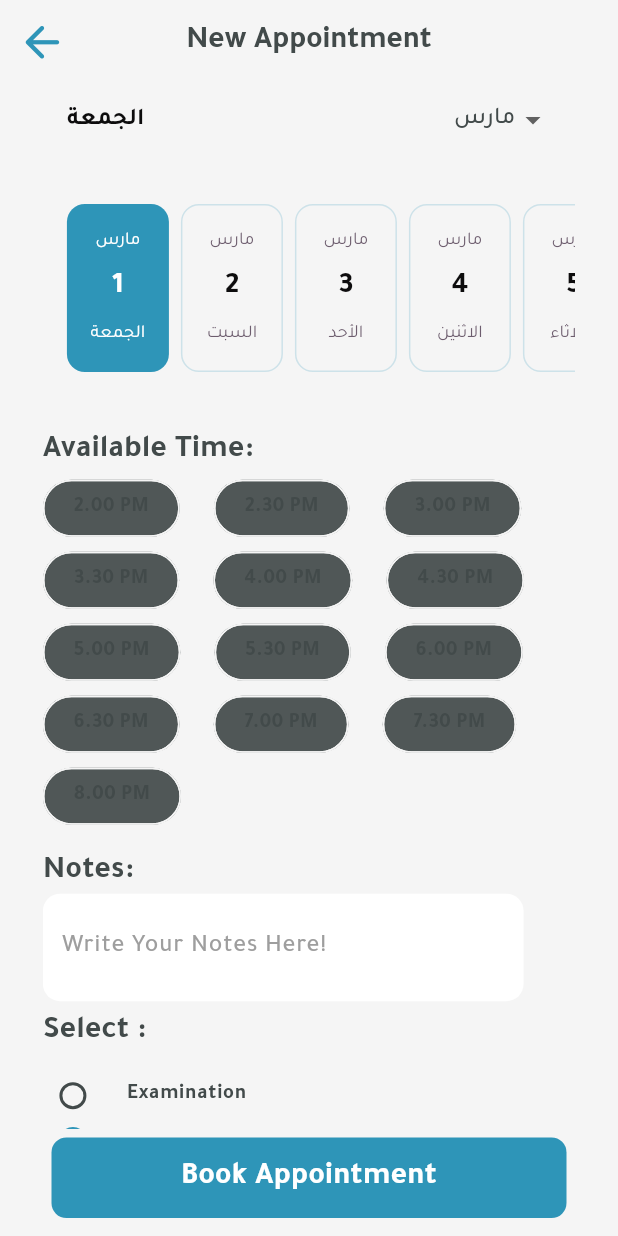
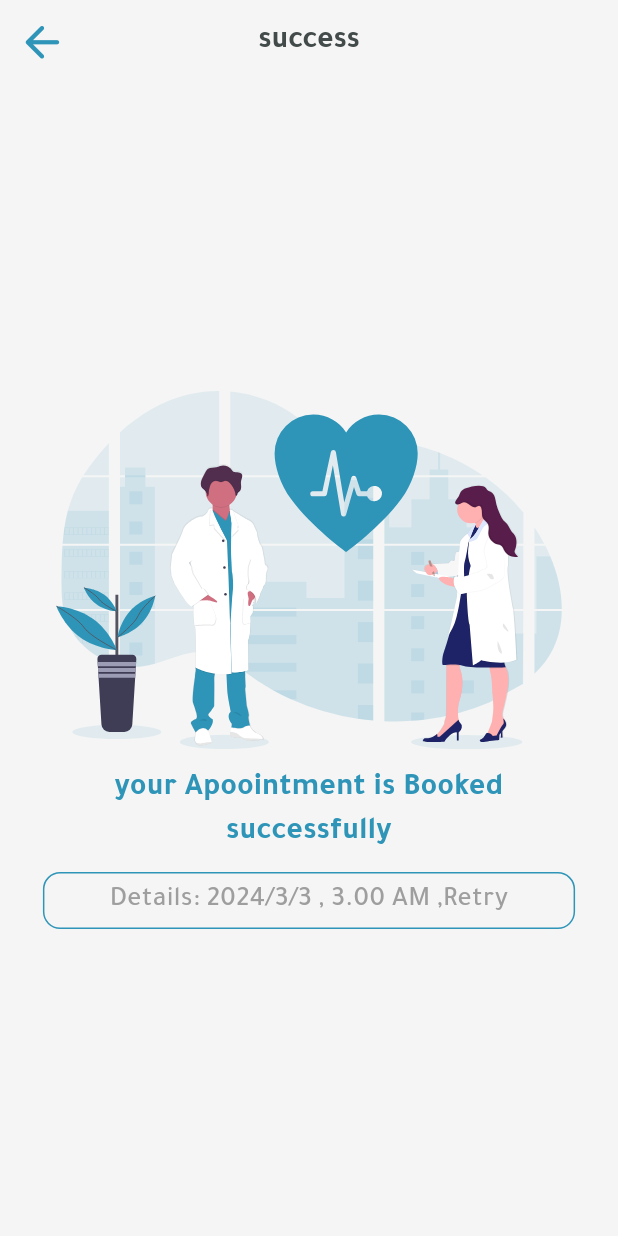
Before and after one commit to ahmednabil0/cli_tech, a Flutter app: the BookAppointment screen opened by its route, after a tap on "Book Appointment", on a phone screen of 412 x 824 dp. Run offline on Flutter 3.47's test engine with Material 3 defaults, Android fonts, the phone set to English and light mode, and no system bars; drawn by our look-alikes of easy_date_timeline; our stand-ins replace animated_custom_dropdown, animated_splash_screen, dio, flutter_bloc, flutter_screenutil, flutter_spinkit and 7 more; missing offline and left inert: qr_code_scanner; accounts and stored records are empty; project files that could hold a hidden picture were left out.

Commit message:
"ahmed nabil" my first task today [done]
2024/03/01

```diff
--- a/lib/core/constants/app_const.dart
+++ b/lib/core/constants/app_const.dart
@@ -18,6 +18,7 @@ class AppConstants {
   static const String signUp = 'assets/svg/sign_up.svg';
   static const String qr = 'assets/svg/qr.svg';
   static const String pending = 'assets/svg/pending.svg';
+  static const String booked = 'assets/svg/booked.svg';
 
   static double ultraText = 22.sp;
   static double extraText = 20.sp;
--- a/lib/core/routes/app_routes.dart
+++ b/lib/core/routes/app_routes.dart
@@ -7,7 +7,8 @@ import 'package:gradution_project/features/auth/view_model/login_cubit/login_cub
 import 'package:gradution_project/features/auth/view_model/sign_up_cubit/sign_up_cubit.dart';
 import 'package:gradution_project/features/intro/selct_role_page.dart';
 import 'package:gradution_project/features/patient/appointments/view/screens/make_appointment_page.dart';
-import 'package:gradution_project/features/patient/appointments/view_model/cubit/appointment_cubit.dart';
+import 'package:gradution_project/features/patient/appointments/view/screens/sucess_book_pafe.dart';
+import 'package:gradution_project/features/patient/appointments/view_model/appointment/appointment_bloc.dart';
 import 'package:gradution_project/features/patient/home/view/screens/bottom_nav.dart';
 import 'package:gradution_project/features/patient/home/view_model/cubit/home_cubit.dart';
 import 'package:gradution_project/features/patient/pending_screen.dart';
@@ -24,6 +25,7 @@ class Routes {
   static const String pendingPage = '/pending';
   static const String homePage = '/homePage';
   static const String bookAppointmentPage = '/bookAppointment';
+  static const String scussesBookingPage = '/scussesBooking';
 }
 
 class AppRoutes {
@@ -77,9 +79,13 @@ class AppRoutes {
       case Routes.bookAppointmentPage:
         return MaterialPageRoute(
           builder: (_) => BlocProvider(
-            create: (context) => sl<AppointmentCubit>()..init(),
-            child: BookAppointment(),
+            create: (context) => sl<AppointmentCubit>()..initDisabledDays(),
+            child: const BookAppointment(),
           ),
+        );
+      case Routes.scussesBookingPage:
+        return MaterialPageRoute(
+          builder: (_) => const SucessBooking(),
         );
 
       default:
--- a/lib/core/services/services_locator.dart
+++ b/lib/core/services/services_locator.dart
@@ -4,7 +4,7 @@ import 'package:gradution_project/core/db/api/api_consumer.dart';
 import 'package:gradution_project/core/db/api/dio_consumer.dart';
 import 'package:gradution_project/features/auth/view_model/login_cubit/login_cubit_cubit.dart';
 import 'package:gradution_project/features/auth/view_model/sign_up_cubit/sign_up_cubit.dart';
-import 'package:gradution_project/features/patient/appointments/view_model/cubit/appointment_cubit.dart';
+import 'package:gradution_project/features/patient/appointments/view_model/appointment/appointment_bloc.dart';
 import 'package:gradution_project/features/patient/home/view_model/cubit/home_cubit.dart';
 import '../app_bloc/app_bloc_cubit.dart';
 import '../db/cache/cache_helper.dart';
--- /dev/null
+++ b/lib/core/widgets/buld_app_bar.dart
@@ -0,0 +1,33 @@
+import 'package:flutter/material.dart';
+import 'package:flutter_screenutil/flutter_screenutil.dart';
+import 'package:gradution_project/core/constants/app_colors.dart';
+import 'package:gradution_project/core/constants/app_const.dart';
+import 'package:gradution_project/core/routes/navigate.dart';
+import 'package:gradution_project/core/widgets/text.dart';
+
+AppBar buildAppBar(
+  String? title,
+  BuildContext context,
+) {
+  return AppBar(
+    backgroundColor: Colors.transparent,
+    centerTitle: true,
+    leading: IconButton(
+      onPressed: () {
+        navigatePop(
+          context: context,
+        );
+      },
+      icon: Icon(
+        Icons.arrow_back_rounded,
+        color: AppColors.scColor,
+        size: 30.w,
+      ),
+    ),
+    title: appText(
+      txt: title ?? '',
+      size: AppConstants.largeText,
+      fw: FontWeight.w600,
+    ),
+  );
+}
--- a/lib/features/patient/appointments/view/screens/make_appointment_page.dart
+++ b/lib/features/patient/appointments/view/screens/make_appointment_page.dart
@@ -3,14 +3,16 @@ import 'package:flutter_bloc/flutter_bloc.dart';
 import 'package:flutter_screenutil/flutter_screenutil.dart';
 import 'package:gradution_project/core/constants/app_colors.dart';
 import 'package:gradution_project/core/constants/app_const.dart';
+import 'package:gradution_project/core/routes/app_routes.dart';
 import 'package:gradution_project/core/routes/navigate.dart';
+import 'package:gradution_project/core/widgets/buld_app_bar.dart';
 import 'package:gradution_project/core/widgets/button.dart';
 import 'package:gradution_project/core/widgets/sized_box.dart';
 import 'package:gradution_project/core/widgets/space.dart';
 import 'package:gradution_project/core/widgets/text.dart';
 import 'package:gradution_project/core/widgets/tff.dart';
-import 'package:gradution_project/features/patient/appointments/view_model/cubit/appointment_cubit.dart';
-import 'package:gradution_project/features/patient/appointments/view_model/cubit/appointment_state.dart';
+import 'package:gradution_project/features/patient/appointments/view_model/appointment/appointment_bloc.dart';
+
 import 'package:easy_date_timeline/easy_date_timeline.dart';
 
 class BookAppointment extends StatelessWidget {
@@ -29,12 +31,15 @@ class BookAppointment extends StatelessWidget {
                 crossAxisAlignment: CrossAxisAlignment.start,
                 children: [
                   EasyDateTimeLine(
-                    initialDate: DateTime.now(),
+                    initialDate:
+                        BlocProvider.of<AppointmentCubit>(context).currentDate,
                     onDateChange: (selectedDate) {
-                      //`selectedDate` the new date selected.
+                      BlocProvider.of<AppointmentCubit>(context).updateDateTime(
+                        selectedDate,
+                      );
                     },
                     dayProps: EasyDayProps(
-                      borderColor: AppColors.scColor.withOpacity(0.2),
+                      borderColor: AppColors.scColor.withOpacity(0.3),
                     ),
                     activeColor: AppColors.scColor,
                     disabledDates: BlocProvider.of<AppointmentCubit>(context)
@@ -110,9 +115,59 @@ class BookAppointment extends StatelessWidget {
                     size: AppConstants.largeText,
                     fw: FontWeight.w600,
                   ),
-                  SizedBox(
-                    height: 50.h,
-                    child: const MyRadioButtonWidget(),
+                  BlocBuilder<AppointmentCubit, AppointmentState>(
+                    builder: (context, state) {
+                      return SizedBox(
+                        height: 50.h,
+                        child: Column(
+                          crossAxisAlignment: CrossAxisAlignment.start,
+                          children: [
+                            Expanded(
+                              child: RadioListTile(
+                                contentPadding: const EdgeInsets.all(0),
+                                title: appText(
+                                    txt: 'Examination',
+                                    align: TextAlign.start,
+                                    size: AppConstants.verySmallText,
+                                    fw: FontWeight.w600),
+                                activeColor: AppColors.scColor,
+                                value:
+                                    BlocProvider.of<AppointmentCubit>(context)
+                                        .examinationvalue,
+                                groupValue:
+                                    BlocProvider.of<AppointmentCubit>(context)
+                                        .selectedRole,
+                                onChanged: (value) {
+                                  BlocProvider.of<AppointmentCubit>(context)
+                                      .updateRadioButton(value.toString());
+                                },
+                              ),
+                            ),
+                            Expanded(
+                              child: RadioListTile(
+                                contentPadding: const EdgeInsets.all(0),
+                                title: appText(
+                                    align: TextAlign.start,
+                                    txt: BlocProvider.of<AppointmentCubit>(
+                                            context)
+                                        .retryValue,
+                                    size: AppConstants.verySmallText,
+                                    fw: FontWeight.w600),
+                                activeColor: AppColors.scColor,
+                                value: 'Retry',
+                                groupValue:
+                                    BlocProvider.of<AppointmentCubit>(context)
+                                        .selectedRole,
+                                onChanged: (value) {
+                                  BlocProvider.of<AppointmentCubit>(context)
+                                      .updateRadioButton(value.toString());
+                                },
+                              ),
+                            ),
+                          ],
+                        ),
+                      );
+                    },
                   ),
                 ],
               ),
@@ -127,7 +182,12 @@ class BookAppointment extends StatelessWidget {
             h: 45.h,
             tfw: FontWeight.w700,
             ts: AppConstants.largeText,
-            onTap: () {},
+            onTap: () {
+              navigateReplace(
+                context: context,
+                route: Routes.scussesBookingPage,
+              );
+            },
           ),
           HSizedBox(
             he: 10.h,
@@ -136,88 +196,4 @@ class BookAppointment extends StatelessWidget {
       )),
     );
   }
-
-  AppBar buildAppBar(
-    String? title,
-    BuildContext context,
-  ) {
-    return AppBar(
-      backgroundColor: Colors.transparent,
-      centerTitle: true,
-      leading: IconButton(
-        onPressed: () {
-          navigatePop(
-            context: context,
-          );
-        },
-        icon: Icon(
-          Icons.arrow_back_rounded,
-          color: AppColors.scColor,
-          size: 30.w,
-        ),
-      ),
-      title: appText(
-        txt: title ?? '',
-        size: AppConstants.largeText,
-        fw: FontWeight.w600,
-      ),
-    );
-  }
 }
-
-class MyRadioButtonWidget extends StatefulWidget {
-  const MyRadioButtonWidget({super.key});
-
-  @override
-  // ignore: library_private_types_in_public_api
-  _MyRadioButtonWidgetState createState() => _MyRadioButtonWidgetState();
-}
-
-class _MyRadioButtonWidgetState extends State<MyRadioButtonWidget> {
-  String _selectedRole = 'Retry';
-  bool loading = false;
-  @override
-  Widget build(BuildContext context) {
-    return Column(
-      crossAxisAlignment: CrossAxisAlignment.start,
-      children: [
-        Expanded(
-          child: RadioListTile(
-            contentPadding: const EdgeInsets.all(0),
-            title: appText(
-                txt: 'Examination',
-                align: TextAlign.start,
-                size: AppConstants.verySmallText,
-                fw: FontWeight.w600),
-            activeColor: AppColors.scColor,
-            value: 'Examination',
-            groupValue: _selectedRole,
-            onChanged: (value) {
-              setState(() {
-                _selectedRole = value!;
-              });
-            },
-          ),
-        ),
-        Expanded(
-          child: RadioListTile(
-            contentPadding: const EdgeInsets.all(0),
-            title: appText(
-                align: TextAlign.start,
-                txt: 'Retry',
-                size: AppConstants.verySmallText,
-                fw: FontWeight.w600),
-            activeColor: AppColors.scColor,
-            value: 'Retry',
-            groupValue: _selectedRole,
-            onChanged: (value) {
-              setState(() {
-                _selectedRole = value!;
-              });
-            },
-          ),
-        ),
-      ],
-    );
-  }
-}
--- /dev/null
+++ b/lib/features/patient/appointments/view/screens/sucess_book_pafe.dart
@@ -0,0 +1,56 @@
+import 'package:flutter/material.dart';
+import 'package:flutter_screenutil/flutter_screenutil.dart';
+import 'package:flutter_svg/flutter_svg.dart';
+import 'package:gradution_project/core/constants/app_colors.dart';
+import 'package:gradution_project/core/constants/app_const.dart';
+import 'package:gradution_project/core/widgets/buld_app_bar.dart';
+import 'package:gradution_project/core/widgets/sized_box.dart';
+import 'package:gradution_project/core/widgets/text.dart';
+
+class SucessBooking extends StatelessWidget {
+  const SucessBooking({super.key});
+
+  @override
+  Widget build(BuildContext context) {
+    return Scaffold(
+      appBar: buildAppBar(
+        'success',
+        context,
+      ),
+      body: Background(
+          child: Column(
+        mainAxisAlignment: MainAxisAlignment.center,
+        children: [
+          SvgPicture.asset(
+            AppConstants.booked,
+            height: 200.h,
+            fit: BoxFit.cover,
+          ),
+          appText(
+            ph: 10.h,
+            txt: "your Apoointment is Booked successfully",
+            size: AppConstants.largeText,
+            color: AppColors.scColor,
+            fw: FontWeight.w700,
+          ),
+          Table(
+            border: TableBorder.all(
+                color: AppColors.scColor,
+                borderRadius: BorderRadius.circular(10.r)),
+            children: [
+              TableRow(children: [
+                appText(
+                  ph: 5.h,
+                  txt: "Details: 2024/3/3 , 3.00 AM ,Retry",
+                  size: AppConstants.mediumText,
+                  color: AppColors.hintColor,
+                  fw: FontWeight.w500,
+                ),
+              ])
+            ],
+          )
+        ],
+      )),
+    );
+  }
+}
--- /dev/null
+++ b/lib/features/patient/appointments/view_model/appointment/appointment_bloc.dart
@@ -0,0 +1,84 @@
+import 'package:flutter_bloc/flutter_bloc.dart';
+import 'package:freezed_annotation/freezed_annotation.dart';
+
+part 'appointment_state.dart';
+part 'appointment_bloc.freezed.dart';
+
+class AppointmentCubit extends Cubit<AppointmentState> {
+  AppointmentCubit() : super(const AppointmentState.initial());
+  // vars
+  List<DateTime> disabledDates = [];
+
+  DateTime currentDate = DateTime.now();
+  List<String> availableHours = [
+    "2.00 PM",
+    "2.30 PM",
+    "3.00 PM",
+    "3.30 PM",
+    "4.00 PM",
+    "4.30 PM",
+    "5.00 PM",
+    "5.30 PM",
+    "6.00 PM",
+    "6.30 PM",
+    "7.00 PM",
+    "7.30 PM",
+    "8.00 PM",
+  ];
+  String? selectedHours;
+  DateTime? selectedDateTime;
+  String selectedRole = 'Retry';
+  String retryValue = 'Retry';
+  String examinationvalue = 'Examination';
+  void updateRadioButton(String value) {
+    emit(const AppointmentState.initial());
+    selectedRole = value;
+
+    emit(const AppointmentState.updateRadioButtonState());
+  }
+
+  void updateDateTime(DateTime date) {
+    emit(const AppointmentState.initial());
+    selectedDateTime = date;
+
+    emit(const AppointmentState.updateDateTimeState());
+  }
+
+// functions
+
+  bool isDisabledDate(DateTime date) {
+    return date.weekday == DateTime.friday || date.weekday == DateTime.thursday;
+  }
+
+  List<DateTime> getDatesInMonth(int year, int month) {
+    List<DateTime> dates = [];
+    DateTime startDate = DateTime(year, month, 1);
+    DateTime endDate = DateTime(year, month + 1, 0);
+
+    for (int i = 0; i < endDate.day; i++) {
+      DateTime date = startDate.add(Duration(days: i));
+      dates.add(date);
+    }
+
+    return dates;
+  }
+
+  initDisabledDays() {
+    int currentYear = currentDate.year;
+    int currentMonth = currentDate.month;
+
+    List<DateTime> allDatesInMonth = getDatesInMonth(currentYear, currentMonth);
+
+    for (DateTime date in allDatesInMonth) {
+      if (isDisabledDate(date)) {
+        disabledDates.add(date);
+      }
+    }
+  }
+
+  selectHour(String hour) {
+    emit(const AppointmentState.initial());
+    selectedHours = hour;
+    emit(const AppointmentState.updateHourState());
+  }
+}
--- a/lib/features/patient/appointments/view_model/cubit/appointment_cubit.dart
+++ /dev/null
@@ -1,77 +0,0 @@
-import 'package:flutter_bloc/flutter_bloc.dart';
-import 'package:gradution_project/features/patient/appointments/view_model/cubit/appointment_state.dart';
-
-class AppointmentCubit extends Cubit<AppointmentState> {
-  AppointmentCubit() : super(AppointmentInitial());
-
-  // vars
-  List<DateTime> disabledDates = [];
-
-  DateTime currentDate = DateTime.now();
-  List<String> availableHours = [
-    " 2.00 PM ",
-    " 2.30 PM ",
-    " 3.00 PM ",
-    " 3.30 PM ",
-    " 4.00 PM ",
-    " 4.30 PM ",
-    " 5.00 PM ",
-    " 5.30 PM ",
-    " 6.00 PM ",
-    " 6.30 PM ",
-    " 7.00 PM ",
-    " 7.30 PM ",
-    " 8.00 PM ",
-  ];
-  String? selectedHours;
-
-// functions
-
-  bool isDisabledDate(DateTime date) {
-    return date.weekday == DateTime.friday || date.weekday == DateTime.thursday;
-  }
-
-  List<DateTime> getDatesInMonth(int year, int month) {
-    List<DateTime> dates = [];
-    DateTime startDate = DateTime(year, month, 1);
-    DateTime endDate = DateTime(year, month + 1, 0);
-
-    for (int i = 0; i < endDate.day; i++) {
-      DateTime date = startDate.add(Duration(days: i));
-      dates.add(date);
-    }
-
-    return dates;
-  }
-
-  init() {
-    int currentYear = currentDate.year;
-    int currentMonth = currentDate.month;
-
-    List<DateTime> allDatesInMonth = getDatesInMonth(currentYear, currentMonth);
-
-    for (DateTime date in allDatesInMonth) {
-      if (isDisabledDate(date)) {
-        disabledDates.add(date);
-      }
-    }
-  }
-
-  //
-  selectHour(String hour) {
-    if (hour == selectedHours) {
-      selectedHours = null;
-
-      emit(
-        RemoveHourState(),
-      );
-    } else {
-      selectedHours = null;
-      selectedHours = hour;
-
-      emit(
-        UpdateHourState(),
-      );
-    }
-  }
-}
--- a/lib/features/patient/appointments/view_model/cubit/appointment_state.dart
+++ /dev/null
@@ -1,23 +0,0 @@
-import 'package:equatable/equatable.dart';
-
-sealed class AppointmentState extends Equatable {
-  const AppointmentState();
-
-  // @override
-  // List<Object> get props => [];
-}
-
-final class AppointmentInitial extends AppointmentState {
-  @override
-  List<Object?> get props => [];
-}
-
-final class UpdateHourState extends AppointmentState {
-  @override
-  List<Object> get props => [];
-}
-
-final class RemoveHourState extends AppointmentState {
-  @override
-  List<Object> get props => [];
-}
--- a/lib/main.dart
+++ b/lib/main.dart
@@ -1,11 +1,14 @@
 import 'package:flutter/material.dart';
+import 'package:flutter_bloc/flutter_bloc.dart';
+import 'package:gradution_project/core/app_bloc/bloc_observer.dart';
 import 'app/clitech.dart';
 import 'core/db/cache/cache_helper.dart';
 import 'core/services/services_locator.dart';
 
 void main() async {
   WidgetsFlutterBinding.ensureInitialized();
-  // print(Platform.localeName.split('_')[0]);
+
+  Bloc.observer = MyBlocObserver();
 
   initServiceLoactor();
   await sl<CacheHelper>().init();
--- a/pubspec.yaml
+++ b/pubspec.yaml
@@ -26,6 +26,7 @@ dependencies:
   flutter_svg: ^2.0.10+1
   fluttertoast: ^8.2.4
   form_builder_validators: ^9.1.0
+  freezed_annotation: ^2.4.1
   get_it: ^7.6.7
   google_nav_bar: ^5.0.6
   jiffy: 6.2.1
@@ -34,9 +35,11 @@ dependencies:
   shared_preferences: ^2.2.2
 
 dev_dependencies:
+  build_runner: ^2.4.8
   flutter_lints: ^2.0.0
   flutter_test:
     sdk: flutter
+  freezed: ^2.4.7
 flutter_launcher_icons:
   android: "launcher_icon"
   ios: true
```
Also changed, not shown: lib/core/app_bloc/bloc_observer.dart (added, +53 -0 lines), lib/features/patient/appointments/view_model/appointment/appointment_state.dart (added, +11 -0 lines), assets/svg/booked.svg (added), lib/features/patient/appointments/view_model/appointment/appointment_bloc.freezed.dart (added), pubspec.lock.
